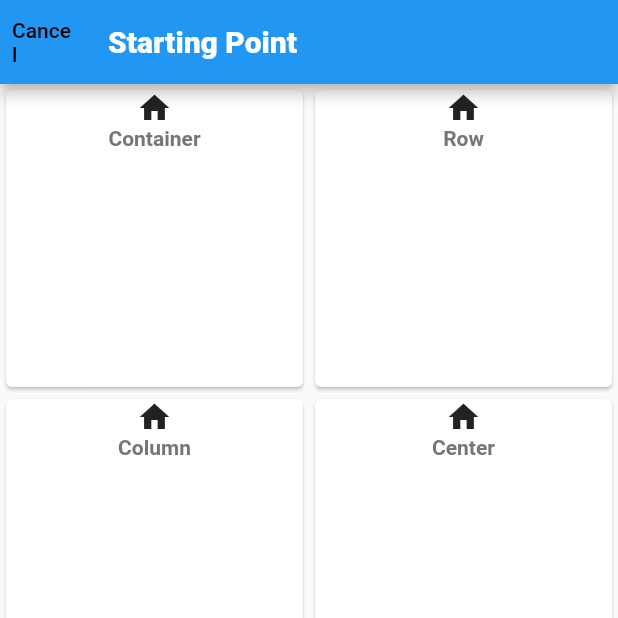
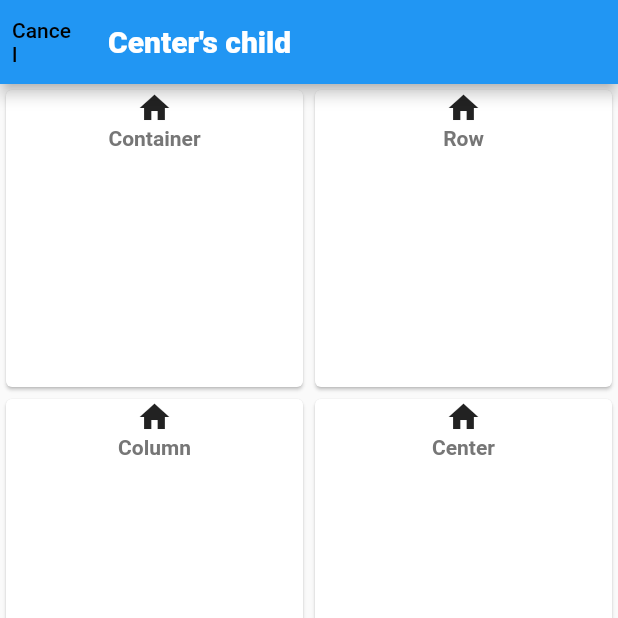
Before and after one commit to OmarHatem28/Try-It-Out, a Flutter app: the TCenterForm screen opened by its route, after a tap on "Center's Child", on a phone screen of 412 x 824 dp, the top half of it. Run offline on Flutter 3.47's test engine with Material 2 defaults, Android fonts, the light colour scheme and no system bars; our stand-ins replace equatable, logger, shared_preferences; accounts and stored records are empty.

Commit message:
Remove Unused parent attribute

```diff
--- a/lib/configs/routes.dart
+++ b/lib/configs/routes.dart
@@ -54,13 +54,13 @@ class RouteGenerator {
       case container:
         return MaterialPageRoute(
           settings: const RouteSettings(name: container),
-          builder: (_) => TContainerForm(args['parent']),
+          builder: (_) => const TContainerForm(),
         );
 
       case center:
         return MaterialPageRoute(
           settings: const RouteSettings(name: center),
-          builder: (_) => TCenterForm(args['parent']),
+          builder: (_) => const TCenterForm(),
         );
 
       default:
--- a/lib/models/multiple_children_widget.dart
+++ b/lib/models/multiple_children_widget.dart
@@ -6,6 +6,7 @@ abstract class MultipleChildrenWidget extends TWidget {
   MultipleChildrenWidget({
     this.children,
     required String name,
-    TWidget? parent,
-  }) : super(name: name, parent: parent);
+    required String icon,
+    required String route,
+  }) : super(name: name, icon: icon, route: route);
 }
--- a/lib/models/single_child_widget.dart
+++ b/lib/models/single_child_widget.dart
@@ -6,6 +6,7 @@ abstract class SingleChildWidget extends TWidget {
   SingleChildWidget({
     this.child,
     required String name,
-    TWidget? parent,
-  }) : super(name: name, parent: parent);
+    required String icon,
+    required String route,
+  }) : super(name: name, icon: icon, route: route);
 }
--- a/lib/models/t_widget.dart
+++ b/lib/models/t_widget.dart
@@ -1,10 +1,11 @@
 import 'package:flutter/material.dart';
 
 abstract class TWidget {
-  final TWidget? parent;
   final String name;
+  final String icon;
+  final String route;
 
-  TWidget({required this.name, this.parent});
+  TWidget({required this.name, required this.icon, required this.route});
 
   Widget toWidget();
 }
--- a/lib/models/widget_model/t_center.dart
+++ b/lib/models/widget_model/t_center.dart
@@ -1,13 +1,18 @@
 import 'package:flutter/material.dart';
 import 'package:try_it_out/configs/constants.dart';
+import 'package:try_it_out/configs/routes.dart';
 import 'package:try_it_out/models/single_child_widget.dart';
 import 'package:try_it_out/models/t_widget.dart';
 
 class TCenter extends SingleChildWidget {
   TCenter({
     required TWidget child,
-    TWidget? parent,
-  }) : super(name: ConstStrings.center, child: child, parent: parent);
+  }) : super(
+    name: ConstStrings.center,
+    icon: ConstAssets.center,
+    route: RouteGenerator.center,
+    child: child,
+  );
 
   @override
   Widget toWidget() => Center(
--- a/lib/presentation/screens/widget_form/center.dart
+++ b/lib/presentation/screens/widget_form/center.dart
@@ -5,9 +5,7 @@ import 'package:try_it_out/models/t_widget.dart';
 import 'package:try_it_out/models/widget_model/t_center.dart';
 
 class TCenterForm extends StatefulWidget {
-  final TWidget? parent;
-
-  const TCenterForm(this.parent, {Key? key}) : super(key: key);
+  const TCenterForm({Key? key}) : super(key: key);
 
   @override
   _TCenterFormState createState() => _TCenterFormState();
@@ -31,7 +29,6 @@ class _TCenterFormState extends State<TCenterForm> {
             onPressed: () {
               if (child != null) {
                 TWidget result = TCenter(
-                  parent: widget.parent,
                   child: child!,
                 );
                 Navigator.pop(context, result);
@@ -50,15 +47,18 @@ class _TCenterFormState extends State<TCenterForm> {
                 const Text("Child (required):"),
                 ElevatedButton(
                   onPressed: () async {
-                    var x = await Navigator.pushNamed(context, RouteGenerator.widgets);
+                    var x = await Navigator.pushNamed(
+                      context,
+                      RouteGenerator.widgets,
+                      arguments: {"parent": ConstStrings.center},
+                    );
 
-                    print("////////////////////");
-                    print(x);
-                    print(x.runtimeType);
-
-                    child = x as TWidget;
+                    if (x != null) {
+                      child = x as TWidget;
+                      setState(() {});
+                    }
                   },
-                  child: const Text("Center's Child"),
+                  child: Text(child?.name ?? "Center's Child"),
                 ),
               ],
             ),
--- a/lib/presentation/screens/widgets_screen.dart
+++ b/lib/presentation/screens/widgets_screen.dart
@@ -1,9 +1,8 @@
 import 'package:flutter/material.dart';
 import 'package:try_it_out/configs/constants.dart';
-import 'package:try_it_out/models/t_widget.dart';
 
 class WidgetsScreen extends StatelessWidget {
-  final TWidget? parent;
+  final String? parent;
 
   const WidgetsScreen(this.parent, {Key? key}) : super(key: key);
 
@@ -12,7 +11,7 @@ class WidgetsScreen extends StatelessWidget {
     return Scaffold(
       appBar: AppBar(
         title: Text(
-          parent?.name != null ? "${parent!.name}'s child" : "Starting Point",
+          parent != null ? "$parent's child" : "Starting Point",
         ),
         leading: TextButton(
           onPressed: () => Navigator.pop(context),
```
Also changed, not shown: lib/models/widget_model/t_container.dart (+7 -2 lines), lib/presentation/screens/main_screen.dart (+1 -8 lines), lib/presentation/screens/widget_form/container.dart (+11 -8 lines).
